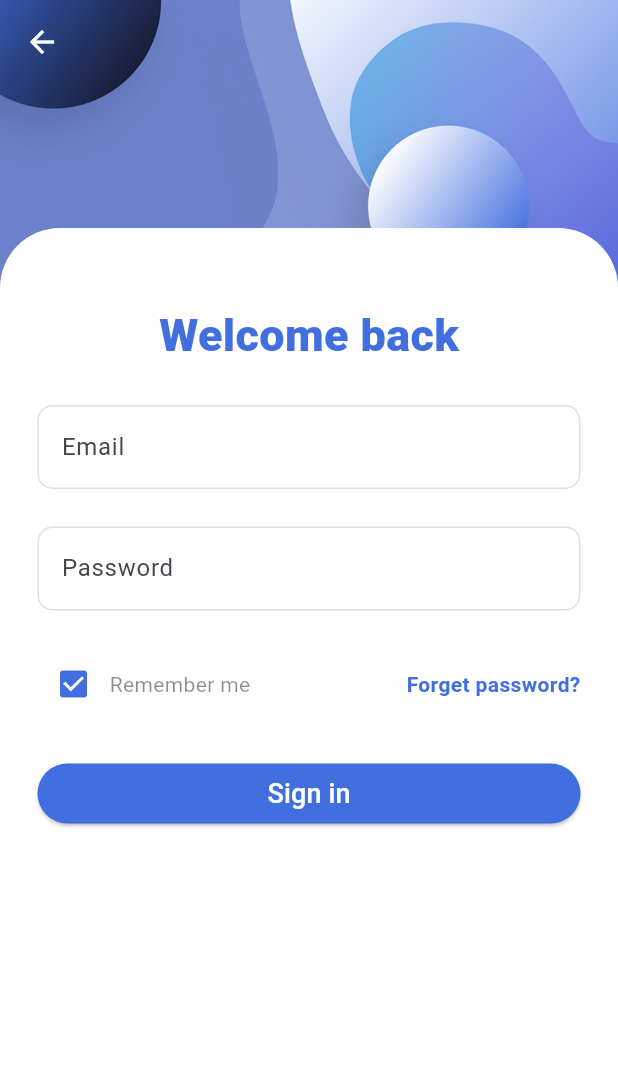
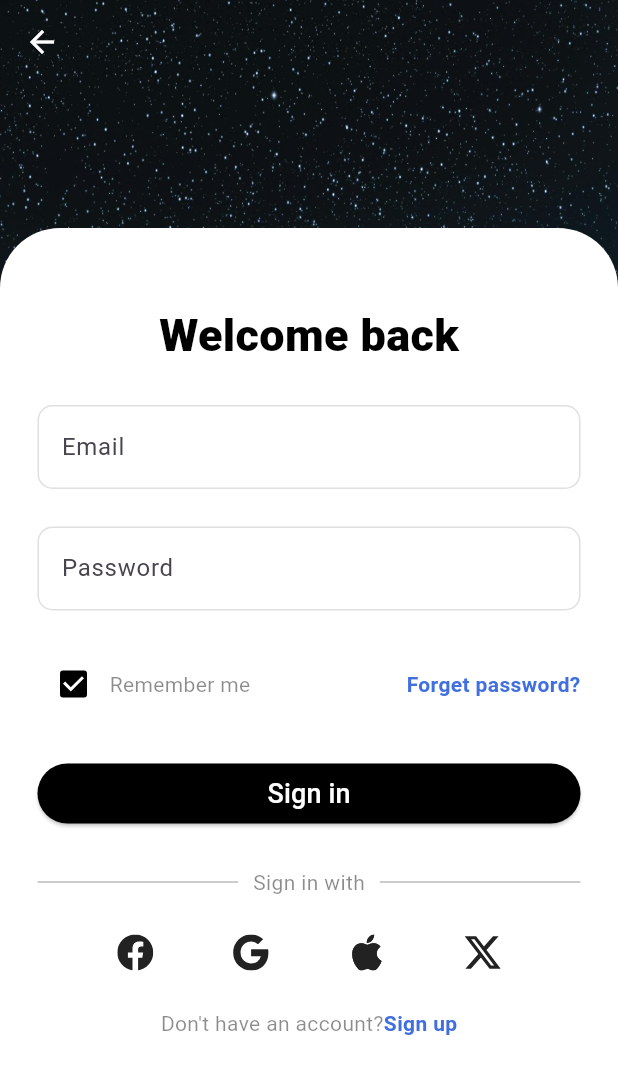
Before and after one commit to Thanasilp/Flutter-Login-signup, a Flutter app: the screen it shows after launch, after a tap on "Sign In", on a phone screen of 412 x 824 dp. Shown: the top 1074 px of the screen. Run offline on Flutter 3.47's test engine with Material 3 defaults, Android fonts, the phone set to English and light mode, and no system bars; our stand-ins replace icons_plus.

Commit message:
try customizing sign in screen

```diff
--- a/lib/screen/signin_screen.dart
+++ b/lib/screen/signin_screen.dart
@@ -1,4 +1,5 @@
 import 'package:flutter/material.dart';
+import 'package:icons_plus/icons_plus.dart';
 import 'package:flutter_login/theme/theme.dart';
 import 'package:flutter_login/widgets/custom_scaffold.dart';
 
@@ -41,7 +42,7 @@ class _SigninScreenState extends State<SigninScreen> {
                         style: TextStyle(
                           fontSize: 30.0,
                           fontWeight: FontWeight.w900,
-                          color: lightColorScheme.primary,
+                          color: Colors.black,
                         ),
                       ),
                       SizedBox(height: 25.0),
@@ -103,7 +104,7 @@ class _SigninScreenState extends State<SigninScreen> {
                                     rememberPassword = value!;
                                   });
                                 },
-                                activeColor: lightColorScheme.primary,
+                                activeColor: Colors.black,
                               ),
                               const Text(
                                 'Remember me',
@@ -127,18 +128,23 @@ class _SigninScreenState extends State<SigninScreen> {
                         width: double.infinity,
                         child: ElevatedButton(
                           style: ButtonStyle(
-                            backgroundColor: WidgetStateProperty.resolveWith<Color>((states) {
-                              if (states.contains(WidgetState.pressed)) {
-                                return Colors.blue.shade900;
-                              }
-                              return lightColorScheme.primary;
-                            },)
-                          ) ,
+                            backgroundColor:
+                                WidgetStateProperty.resolveWith<Color>((
+                                  states,
+                                ) {
+                                  if (states.contains(WidgetState.pressed)) {
+                                    return Colors.grey.shade800;
+                                  }
+                                  return Colors.black;
+                                }),
+                          ),
                           onPressed: () {
                             if (_formSignInKey.currentState!.validate() &&
                                 rememberPassword) {
                               ScaffoldMessenger.of(context).showSnackBar(
-                                const SnackBar(content: Text('Processing Data')),
+                                const SnackBar(
+                                  content: Text('Processing Data'),
+                                ),
                               );
                             } else if (!rememberPassword) {
                               ScaffoldMessenger.of(context).showSnackBar(
@@ -150,8 +156,81 @@ class _SigninScreenState extends State<SigninScreen> {
                               );
                             }
                           },
-                          child: const Text('Sign in',style: TextStyle(fontSize: 18.0, color: Colors.white),),
+                          child: const Text(
+                            'Sign in',
+                            style: TextStyle(
+                              fontSize: 18.0,
+                              color: Colors.white,
+                            ),
+                          ),
                         ),
+                      ),
+                      const SizedBox(height: 25.0),
+                      Row(
+                        mainAxisAlignment: MainAxisAlignment.center,
+                        children: [
+                          Expanded(
+                            child: Divider(
+                              thickness: 0.7,
+                              color: Colors.grey.withValues(alpha: (0.5 * 255)),
+                            ),
+                          ),
+                          const Padding(
+                            padding: EdgeInsets.symmetric(
+                              vertical: 0,
+                              horizontal: 10,
+                            ),
+                            child: Text(
+                              'Sign in with',
+                              style: TextStyle(color: Colors.black45),
+                            ),
+                          ),
+                          Expanded(
+                            child: Divider(
+                              thickness: 0.7,
+                              color: Colors.grey.withValues(alpha: 0.5 * 255),
+                            ),
+                          ),
+                        ],
+                      ),
+                      const SizedBox(height: 25.0),
+                      // Incase having an account
+                      Row(
+                        mainAxisAlignment: MainAxisAlignment.spaceEvenly,
+                        children: [
+                          Icon(Bootstrap.facebook),
+                          Icon(Bootstrap.google),
+                          Icon(Bootstrap.apple),
+                          Icon(Bootstrap.twitter_x),
+                        ],
+                      ),
+                      const SizedBox(height: 25.0),
+                      // Incase not having an account
+                      Row(
+                        mainAxisAlignment: MainAxisAlignment.center,
+                        children: [
+                          const Text(
+                            'Don\'t have an account?',
+                            style: TextStyle(color: Colors.black45),
+                          ),
+                          GestureDetector(
+                            onTap: () {
+                              Navigator.push(
+                                context,
+                                MaterialPageRoute(
+                                  builder: (e) => const SigninScreen(),
+                                ),
+                              );
+                            },
+                            child: Text(
+                              'Sign up',
+                              style: TextStyle(
+                                fontWeight: FontWeight.bold,
+                                color: lightColorScheme.primary,
+                              ),
+                            ),
+                          ),
+                        ],
                       ),
                     ],
                   ),
--- a/lib/screen/welcome_screen.dart
+++ b/lib/screen/welcome_screen.dart
@@ -1,7 +1,7 @@
 import 'package:flutter/material.dart';
 import 'package:flutter_login/screen/signin_screen.dart';
 import 'package:flutter_login/screen/signup_screen.dart';
-import 'package:flutter_login/theme/theme.dart';
+// import 'package:flutter_login/theme/theme.dart';
 import 'package:flutter_login/widgets/custom_scaffold.dart';
 import 'package:flutter_login/widgets/welcome_button.dart';
 
@@ -58,7 +58,7 @@ class WelcomeScreen extends StatelessWidget {
                       buttonText: 'Sign up',
                       onTap: const SignupScreen(),
                       color: Colors.white,
-                      textColor: lightColorScheme.primary,
+                      textColor: Colors.black,
                     ),
                   ),
                 ],
--- a/lib/theme/theme.dart
+++ b/lib/theme/theme.dart
@@ -8,8 +8,6 @@ const lightColorScheme = ColorScheme(
   onSecondary: Color(0xFFFFFFFF),
   error: Color(0xFFBA1A1A),
   onError: Color(0xFFFFFFFF),
-  background: Color(0xFFFCFDF6),
-  onBackground: Color(0xFF1A1C18),
   shadow: Color(0xFF000000),
   outlineVariant: Color(0xFFC2C8BC),
   surface: Color(0xFFF9FAF3),
@@ -24,8 +22,6 @@ const darkColorScheme = ColorScheme(
   onSecondary: Color(0xFFFFFFFF),
   error: Color(0xFFBA1A1A),
   onError: Color(0xFFFFFFFF),
-  background: Color(0xFFFCFDF6),
-  onBackground: Color(0xFF1A1C18),
   shadow: Color(0xFF000000),
   outlineVariant: Color(0xFFC2C8BC),
   surface: Color(0xFFF9FAF3),
@@ -38,15 +34,15 @@ ThemeData lightMode = ThemeData(
   colorScheme: lightColorScheme,
   elevatedButtonTheme: ElevatedButtonThemeData(
     style: ButtonStyle(
-      backgroundColor: MaterialStateProperty.all<Color>(
+      backgroundColor: WidgetStateProperty.all<Color>(
         lightColorScheme.primary, // Slightly darker shade for the button
       ),
       foregroundColor:
-          MaterialStateProperty.all<Color>(Colors.white), // text color
-      elevation: MaterialStateProperty.all<double>(5.0), // shadow
-      padding: MaterialStateProperty.all<EdgeInsets>(
+          WidgetStateProperty.all<Color>(Colors.white), // text color
+      elevation: WidgetStateProperty.all<double>(5.0), // shadow
+      padding: WidgetStateProperty.all<EdgeInsets>(
           const EdgeInsets.symmetric(horizontal: 20, vertical: 18)),
-      shape: MaterialStateProperty.all<RoundedRectangleBorder>(
+      shape: WidgetStateProperty.all<RoundedRectangleBorder>(
         RoundedRectangleBorder(
           borderRadius: BorderRadius.circular(16), // Adjust as needed
         ),
--- a/lib/widgets/custom_scaffold.dart
+++ b/lib/widgets/custom_scaffold.dart
@@ -14,7 +14,7 @@ class CustomScaffold extends StatelessWidget {
       extendBodyBehindAppBar: true,
       body: Stack(
         children: [
-          Image.asset('assets/images/bg1.png',
+          Image.asset('assets/images/bg2.jpg',
           fit: BoxFit.cover,
           width: double.infinity,
           height: double.infinity,),
--- a/lib/widgets/welcome_button.dart
+++ b/lib/widgets/welcome_button.dart
@@ -1,5 +1,4 @@
 import 'package:flutter/material.dart';
-import 'package:flutter_login/screen/signup_screen.dart';
 
 class WelcomeButton extends StatelessWidget {
   const WelcomeButton({
```
Also changed, not shown: assets/images/bg2.jpg (added).
